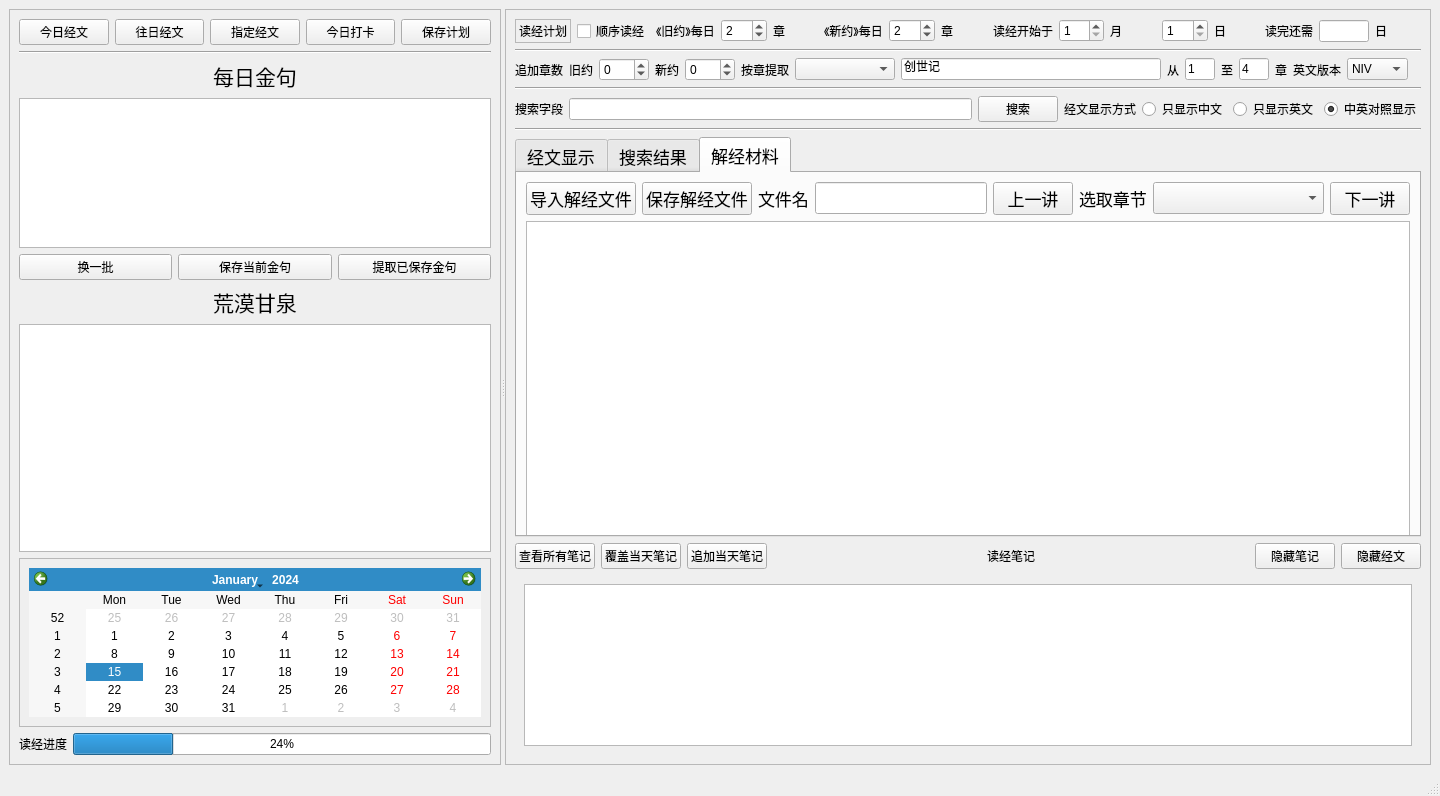
Before: the Qt Designer form ui_bible_reading_reminder_new2.ui in jackey-qiu/Bible_Reader, drawn with Qt 5.
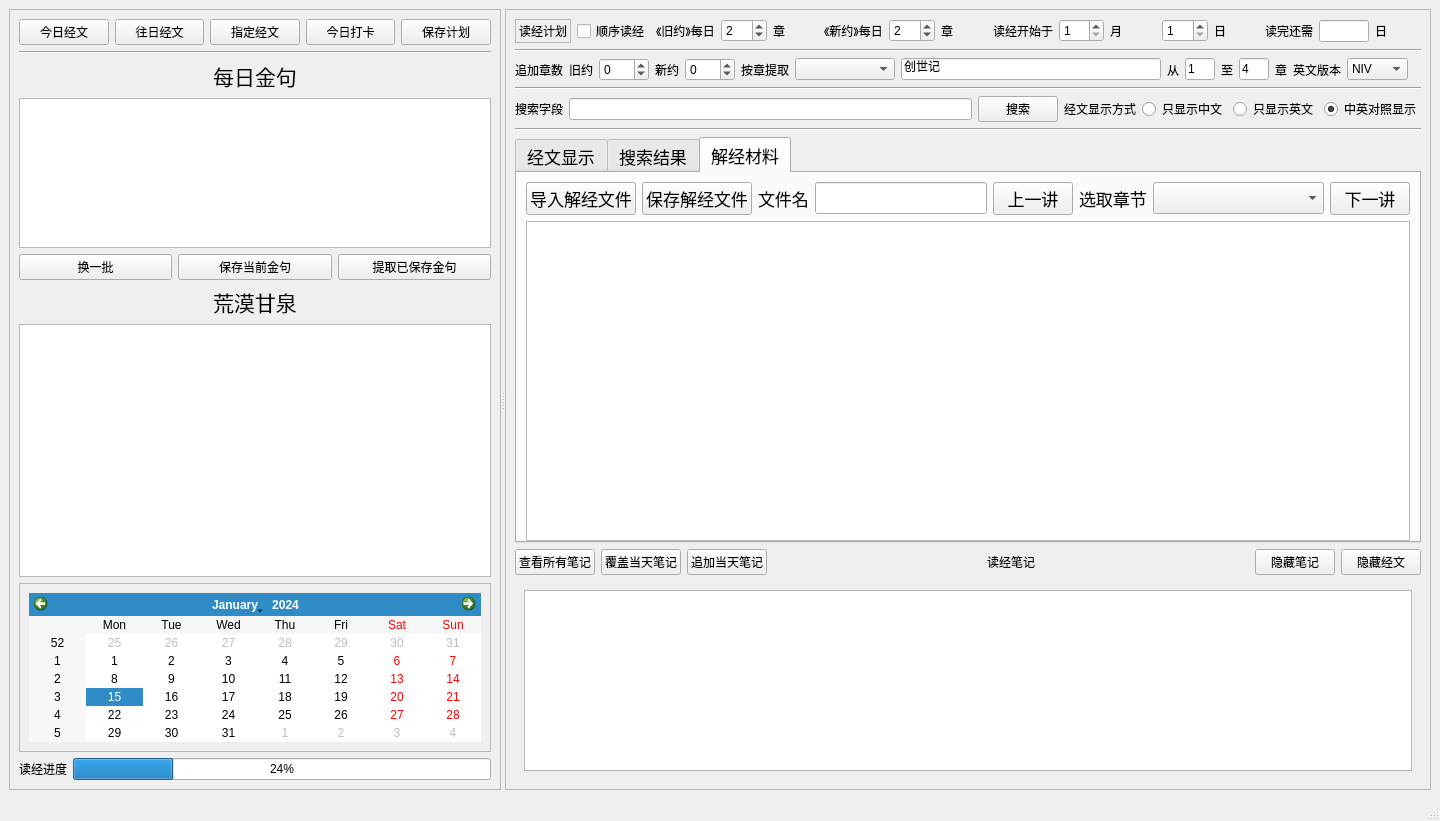
After: the same form once the commit is applied.

```diff
--- a/ui_bible_reading_reminder_new2.ui
+++ b/ui_bible_reading_reminder_new2.ui
@@ -7,7 +7,7 @@
     <x>0</x>
     <y>0</y>
     <width>1440</width>
-    <height>796</height>
+    <height>821</height>
    </rect>
   </property>
   <property name="windowTitle">
@@ -191,7 +191,7 @@
          </layout>
         </item>
         <item>
-         <widget class="QTextBrowser" name="textBrowser">
+         <widget class="QPlainTextEdit" name="plainTextEdit_desert">
           <property name="font">
            <font>
             <family>Kai</family>
```
